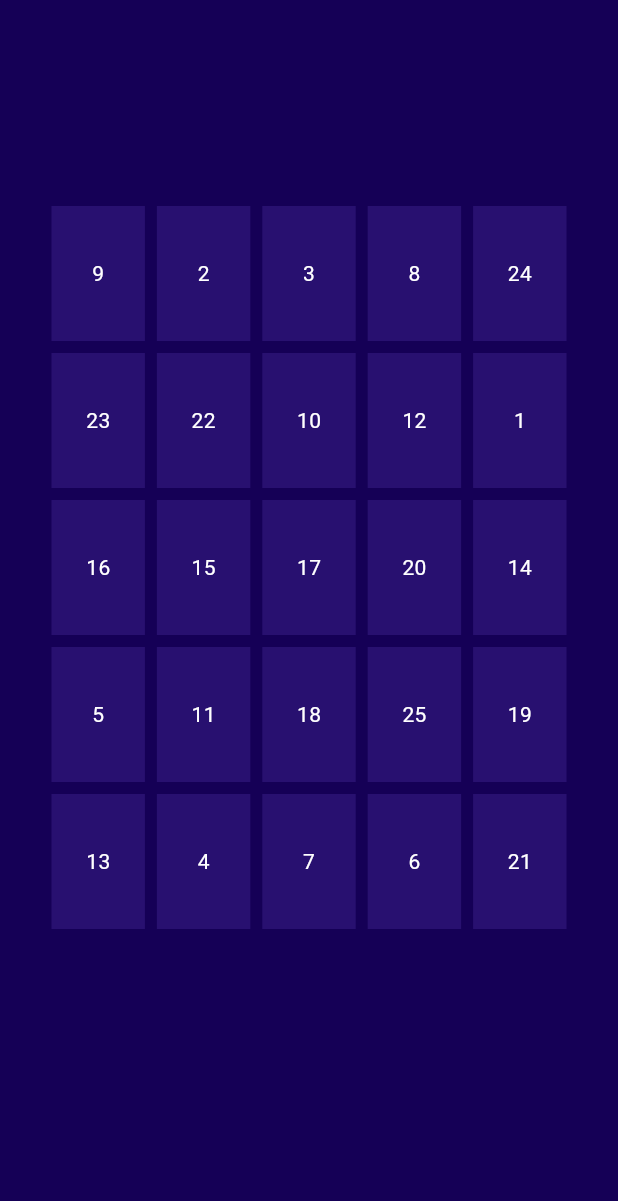
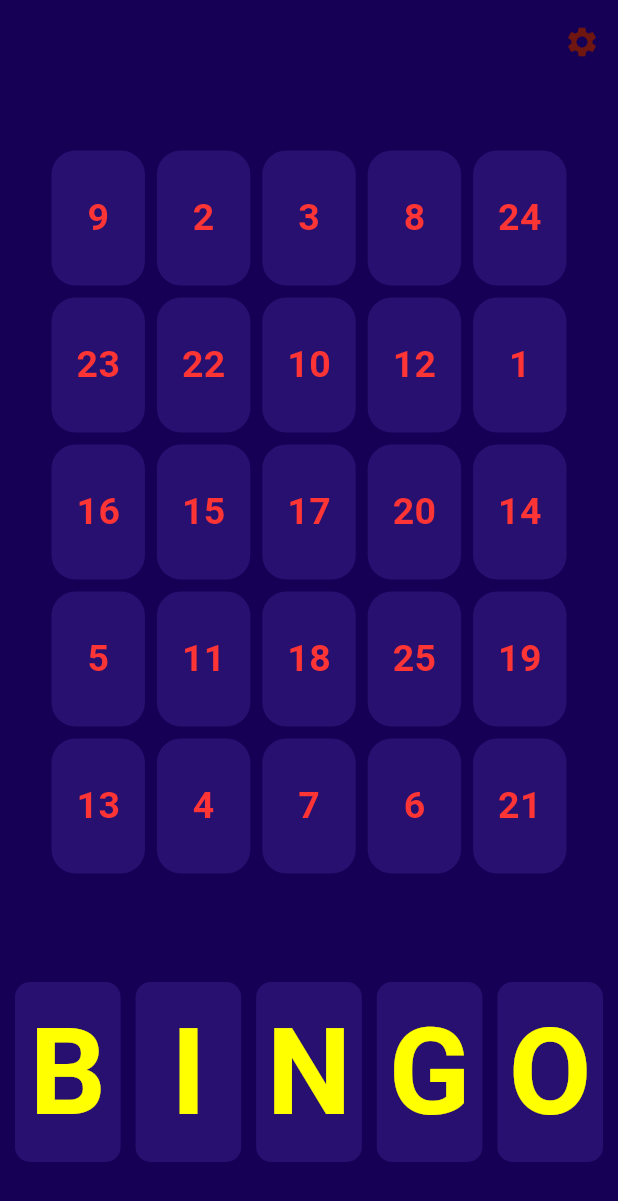
Before and after one commit to H4R1-4926/bingo, a Flutter app: the GamePage screen opened directly, on a phone screen of 412 x 824 dp. Shown: the top 1201 px of the screen. Run offline on Flutter 3.47's test engine with Material 3 defaults, Android fonts, the phone set to English and light mode, and no system bars; our stand-ins replace bloc, flutter_bloc, freezed_annotation, lottie.

Commit message:
added bingo containers

```diff
--- a/lib/Presentation/GamePage/gamepage.dart
+++ b/lib/Presentation/GamePage/gamepage.dart
@@ -12,6 +12,18 @@ class GamePage extends StatelessWidget {
       context.read<GameBloc>().add(const GameEvent.started());
     });
     return Scaffold(
+        appBar: AppBar(
+          forceMaterialTransparency: true,
+          actions: [
+            IconButton(
+                onPressed: () {},
+                icon: const Icon(
+                  Icons.settings,
+                  color: kred,
+                ))
+          ],
+          automaticallyImplyLeading: false,
+        ),
         backgroundColor: kthemecolor,
         body: Column(
           mainAxisAlignment: MainAxisAlignment.center,
@@ -31,7 +43,9 @@ class GamePage extends StatelessWidget {
                               crossAxisCount: 5),
                       itemBuilder: (context, index) {
                         return Container(
-                          color: klighttheme,
+                          decoration: BoxDecoration(
+                              color: klighttheme,
+                              borderRadius: BorderRadius.circular(16)),
                           child: BlocBuilder<GameBloc, GameState>(
                             builder: (context, state) {
                               final numbers = state.numbers;
@@ -39,14 +53,119 @@ class GamePage extends StatelessWidget {
                               return Center(
                                 child: Text(
                                   numbers[index],
-                                  style: const TextStyle(color: kWhite),
+                                  style: const TextStyle(
+                                      color: Color.fromARGB(255, 255, 53, 53),
+                                      fontSize: 25,
+                                      fontWeight: FontWeight.bold),
                                 ),
                               );
                             },
                           ),
                         );
                       },
-                    )))
+                    ))),
+            Padding(
+              padding: const EdgeInsets.symmetric(horizontal: 5.0),
+              child: Row(
+                children: [
+                  Flexible(
+                    child: Container(
+                      margin: const EdgeInsets.all(5),
+                      decoration: BoxDecoration(
+                          color: klighttheme,
+                          borderRadius: BorderRadius.circular(10)),
+                      height: 120,
+                      width: 100,
+                      child: const Center(
+                        child: Text(
+                          'B',
+                          style: TextStyle(
+                              fontWeight: FontWeight.bold,
+                              fontSize: 80,
+                              color: Color.fromARGB(255, 255, 255, 0)),
+                        ),
+                      ),
+                    ),
+                  ),
+                  Flexible(
+                    child: Container(
+                      margin: const EdgeInsets.all(5),
+                      decoration: BoxDecoration(
+                          color: klighttheme,
+                          borderRadius: BorderRadius.circular(10)),
+                      height: 120,
+                      width: 100,
+                      child: const Center(
+                        child: Text(
+                          'I',
+                          style: TextStyle(
+                              fontWeight: FontWeight.bold,
+                              fontSize: 80,
+                              color: Color.fromARGB(255, 255, 255, 0)),
+                        ),
+                      ),
+                    ),
+                  ),
+                  Flexible(
+                    child: Container(
+                      margin: const EdgeInsets.all(5),
+                      decoration: BoxDecoration(
+                          color: klighttheme,
+                          borderRadius: BorderRadius.circular(10)),
+                      height: 120,
+                      width: 100,
+                      child: const Center(
+                        child: Text(
+                          'N',
+                          style: TextStyle(
+                              fontWeight: FontWeight.bold,
+                              fontSize: 80,
+                              color: Color.fromARGB(255, 255, 255, 0)),
+                        ),
+                      ),
+                    ),
+                  ),
+                  Flexible(
+                    child: Container(
+                      margin: const EdgeInsets.all(5),
+                      decoration: BoxDecoration(
+                          color: klighttheme,
+                          borderRadius: BorderRadius.circular(10)),
+                      height: 120,
+                      width: 100,
+                      child: const Center(
+                        child: Text(
+                          'G',
+                          style: TextStyle(
+                              fontWeight: FontWeight.bold,
+                              fontSize: 80,
+                              color: Color.fromARGB(255, 255, 255, 0)),
+                        ),
+                      ),
+                    ),
+                  ),
+                  Flexible(
+                    child: Container(
+                      margin: const EdgeInsets.all(5),
+                      decoration: BoxDecoration(
+                          color: klighttheme,
+                          borderRadius: BorderRadius.circular(10)),
+                      height: 120,
+                      width: 100,
+                      child: const Center(
+                        child: Text(
+                          'O',
+                          style: TextStyle(
+                              fontWeight: FontWeight.bold,
+                              fontSize: 80,
+                              color: Color.fromARGB(255, 255, 255, 0)),
+                        ),
+                      ),
+                    ),
+                  ),
+                ],
+              ),
+            )
           ],
         ));
   }
```
